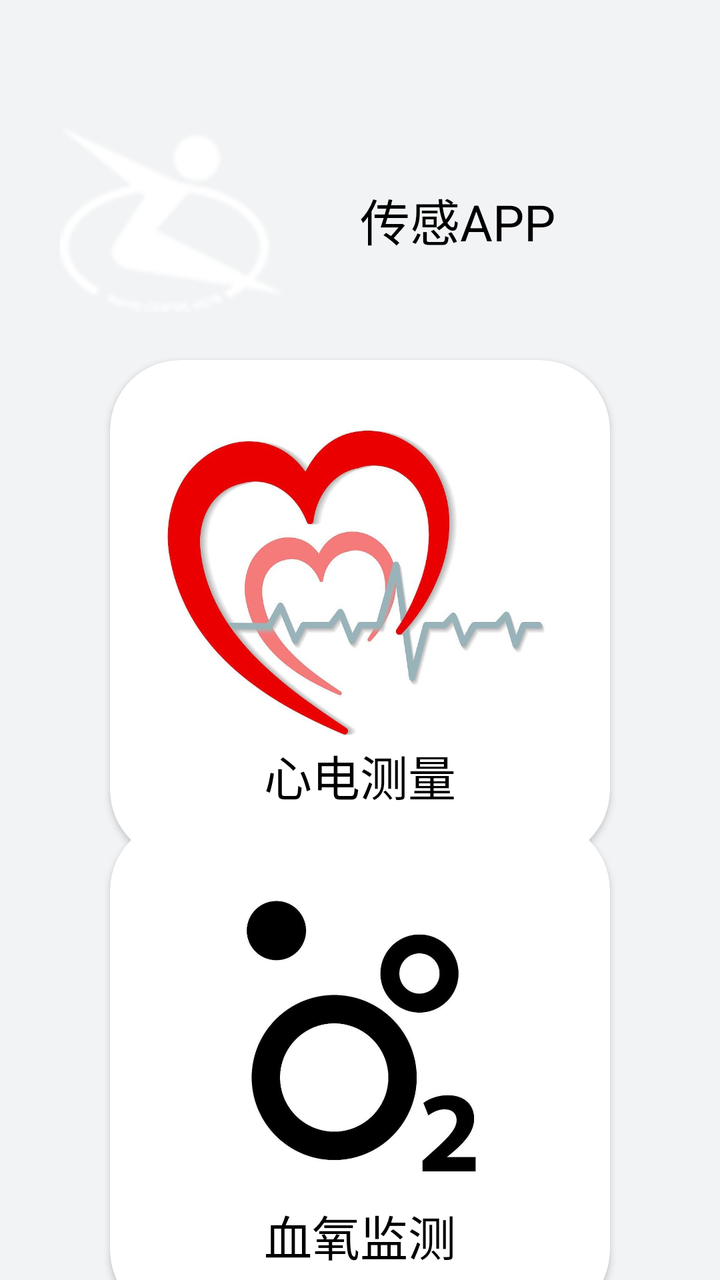
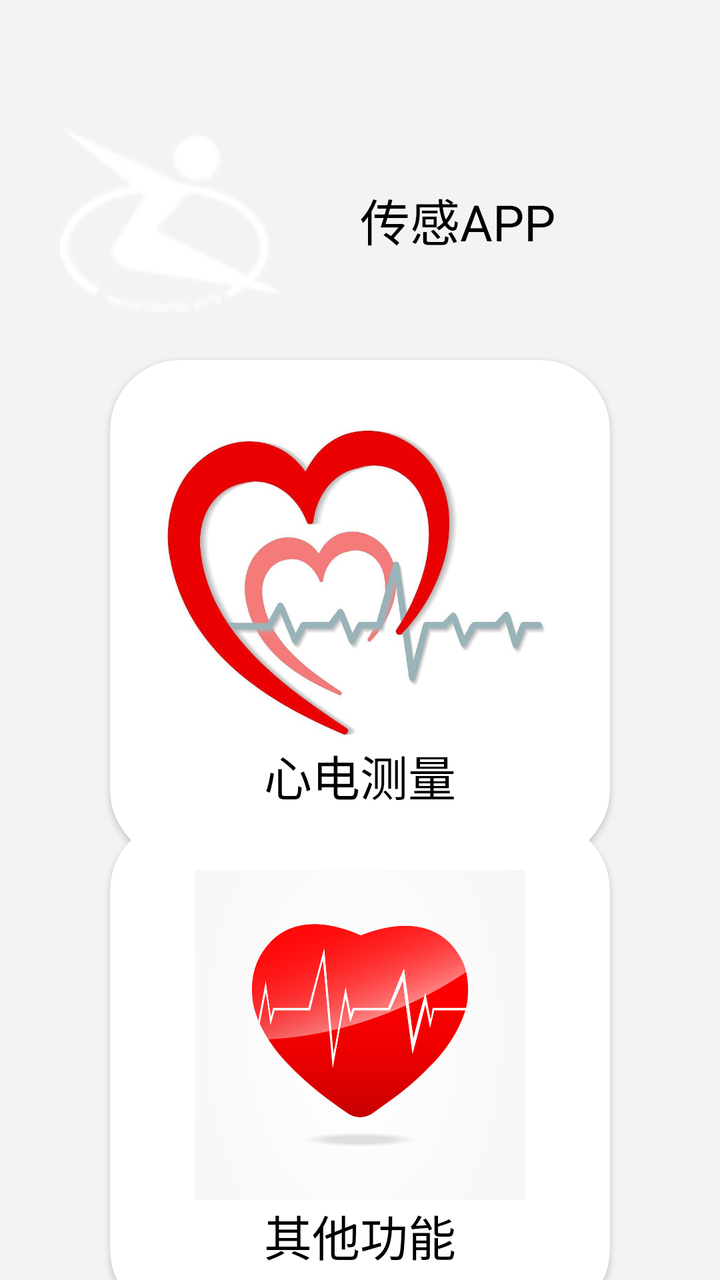

Two renders of the same Android screen: before a commit and after it. Below are the layout's source before the change and the commit's diff.
<!-- AndroidManifest.xml: activity theme Theme.MainPage -->
<!-- res/layout/activity_main.xml -->
<?xml version="1.0" encoding="utf-8"?>
<androidx.constraintlayout.widget.ConstraintLayout xmlns:android="http://schemas.android.com/apk/res/android"
    xmlns:app="http://schemas.android.com/apk/res-auto"
    xmlns:tools="http://schemas.android.com/tools"
    android:id="@+id/constraintLayout"
    android:layout_width="match_parent"
    android:layout_height="match_parent"
    android:background="@color/GrayBackgroundColor"
    tools:context=".MainActivity">

    <androidx.cardview.widget.CardView
        android:id="@+id/ECGcardView"
        android:layout_width="250dp"
        android:layout_height="250dp"
        app:cardBackgroundColor="@color/white"
        app:cardCornerRadius="35dp"
        android:layout_marginTop="10dp"
        app:layout_constraintEnd_toEndOf="parent"
        app:layout_constraintStart_toStartOf="parent"
        app:layout_constraintTop_toBottomOf="@+id/liner">

        <LinearLayout
            android:layout_width="wrap_content"
            android:layout_height="wrap_content"
            android:layout_gravity="center"
            android:orientation="horizontal">
            
            <LinearLayout
                android:id="@+id/cECG_Layout"
                android:layout_width="wrap_content"
                android:layout_height="wrap_content"
                android:orientation="vertical">

                <ImageView
                    android:layout_width="200dp"
                    android:layout_height="165dp"
                    app:srcCompat="@drawable/logo" />

                <TextView
                    android:layout_width="match_parent"
                    android:layout_height="wrap_content"
                    android:gravity="center"
                    android:text="@string/main_ECG"
                    android:textColor="@color/black"
                    android:textSize="24sp" />

            </LinearLayout>
        </LinearLayout>

    </androidx.cardview.widget.CardView>


    <androidx.cardview.widget.CardView
        android:id="@+id/Spo2CardView"
        android:layout_width="250dp"
        android:layout_height="250dp"
        app:cardBackgroundColor="@color/white"
        app:cardCornerRadius="35dp"
        app:layout_constraintBottom_toBottomOf="parent"
        app:layout_constraintEnd_toEndOf="parent"
        app:layout_constraintStart_toStartOf="parent"
        app:layout_constraintTop_toBottomOf="@+id/ECGcardView">

        <LinearLayout
            android:layout_width="wrap_content"
            android:layout_height="wrap_content"
            android:layout_gravity="center"
            android:orientation="horizontal">
            
            <LinearLayout
                android:id="@+id/Spo2_Layout"
                android:layout_width="wrap_content"
                android:layout_height="wrap_content"
                android:orientation="vertical">

                <ImageView
                    android:layout_width="200dp"
                    android:layout_height="165dp"
                    app:srcCompat="@drawable/blood_oxygen" />

                <TextView
                    android:layout_width="match_parent"
                    android:layout_height="wrap_content"
                    android:gravity="center"
                    android:text="@string/main_Spo2"
                    android:textColor="@color/black"
                    android:textSize="24sp" />

            </LinearLayout>
        </LinearLayout>

    </androidx.cardview.widget.CardView>








    <LinearLayout
        android:id="@+id/liner"
        android:layout_width="match_parent"
        android:layout_height="0dp"
        android:layout_marginTop="50dp"
        app:layout_constraintEnd_toEndOf="parent"
        app:layout_constraintStart_toStartOf="parent"
        app:layout_constraintTop_toTopOf="parent">

        <ImageView

            android:id="@+id/logo"
            android:layout_width="120dp"
            android:layout_height="120dp"
            android:layout_centerHorizontal="true"
            android:layout_marginLeft="30dp"
            android:src="@drawable/aaist" />

        <TextView
            android:id="@+id/title"
            android:layout_width="wrap_content"
            android:layout_height="wrap_content"
            android:layout_gravity="center"
            android:layout_marginLeft="30dp"
            android:text="@string/app_name"
            android:textColor="@color/black"
            android:textSize="25sp" />

    </LinearLayout>

</androidx.constraintlayout.widget.ConstraintLayout>
<!-- resources referenced by this layout -->
<resources>
  <color name="GrayBackgroundColor">#F1F3F5</color>
  <color name="black">#FF000000</color>
  <color name="white">#FFFFFFFF</color>
  <!-- drawable aaist: png bitmap (drawable, 7007 bytes) -->
  <!-- drawable blood_oxygen: png bitmap (drawable, 47028 bytes) -->
  <!-- drawable logo: png bitmap (drawable, 65064 bytes) -->
  <string name="app_name">传感APP</string>
  <string name="main_ECG">心电测量</string>
  <string name="main_Spo2">血氧监测</string>
  <style name="Theme.MainPage" parent="Theme.AppCompat.Light.DarkActionBar">
              <item name="colorPrimaryDark">@color/GrayBackgroundColor</item>
              <item name="android:statusBarColor">@color/GrayBackgroundColor</item>
              <item name="android:textColorPrimary">@color/gray</item>
          </style>
  <color name="gray">#656565</color>
</resources>

<!-- the commit's change to res/layout/activity_main.xml (unified diff, before → after) -->
@@ -76,13 +76,13 @@
                 <ImageView
                     android:layout_width="200dp"
                     android:layout_height="165dp"
-                    app:srcCompat="@drawable/blood_oxygen" />
+                    app:srcCompat="@drawable/desklogo" />
 
                 <TextView
                     android:layout_width="match_parent"
                     android:layout_height="wrap_content"
                     android:gravity="center"
-                    android:text="@string/main_Spo2"
+                    android:text="其他功能"
                     android:textColor="@color/black"
                     android:textSize="24sp" />
 
<!-- resource entries referenced after the edit -->
@@ -4,11 +4,10 @@
   <color name="black">#FF000000</color>
   <color name="white">#FFFFFFFF</color>
   <!-- drawable aaist: png bitmap (drawable, 7007 bytes) -->
-  <!-- drawable blood_oxygen: png bitmap (drawable, 47028 bytes) -->
+  <!-- drawable desklogo: jpg bitmap (drawable, 71954 bytes) -->
   <!-- drawable logo: png bitmap (drawable, 65064 bytes) -->
   <string name="app_name">传感APP</string>
   <string name="main_ECG">心电测量</string>
-  <string name="main_Spo2">血氧监测</string>
   <style name="Theme.MainPage" parent="Theme.AppCompat.Light.DarkActionBar">
               <item name="colorPrimaryDark">@color/GrayBackgroundColor</item>
               <item name="android:statusBarColor">@color/GrayBackgroundColor</item>
